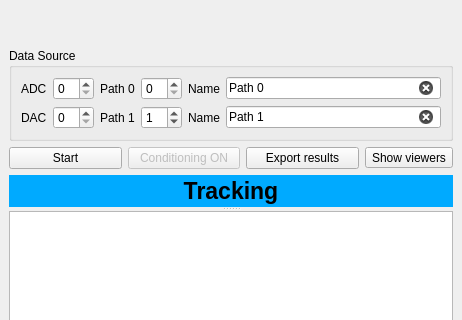
First picture: the form in src/scipyen/ephys/LTPOnline2.ui, repository ctigaret/scipyen, before the edit; both pictures show x 0 to 462 and y 0 to 320 of the 462 by 482 pixel window.
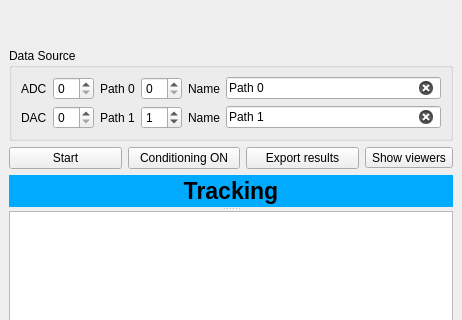
Second picture: the form after the edit. Icons and pictures are not drawn. Custom widgets are drawn as their Qt base class.

The edit to the form file:
```diff
--- a/src/scipyen/ephys/LTPOnline2.ui
+++ b/src/scipyen/ephys/LTPOnline2.ui
@@ -20,7 +20,7 @@
       <property name="orientation">
        <enum>Qt::Vertical</enum>
       </property>
-      <widget class="QWidget" name="">
+      <widget class="QWidget" name="layoutWidget">
        <layout class="QVBoxLayout" name="verticalLayout">
         <item>
          <widget class="MetaDataWidget" name="metaDataWidget" native="true"/>
@@ -222,7 +222,7 @@
           <item>
            <widget class="QPushButton" name="conditioningPushButton">
             <property name="enabled">
-             <bool>false</bool>
+             <bool>true</bool>
             </property>
             <property name="toolTip">
              <string>Activate conditioning mode for subsequent trials</string>
```
Left out of the diff: 2 changed lines with no effect on the pictures.
